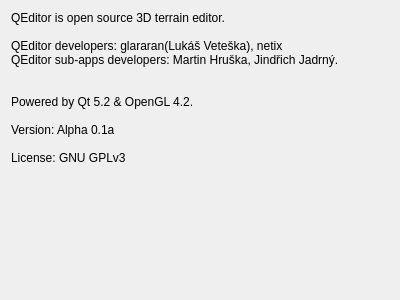
glararan/QEditor, file src/ui/about.ui: the form before one commit.
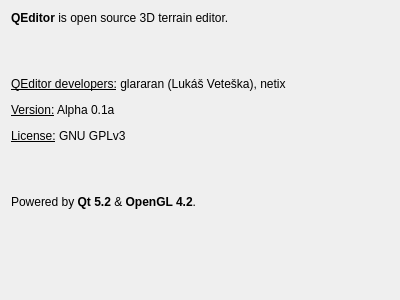
The form after the commit.

What changed in the file:
```diff
--- a/src/ui/about.ui
+++ b/src/ui/about.ui
@@ -37,17 +37,7 @@
         <locale language="Czech" country="CzechRepublic"/>
        </property>
        <property name="text">
-        <string>QEditor is open source 3D terrain editor.
-
-QEditor developers: glararan(Lukáš Veteška), netix
-QEditor sub-apps developers: Martin Hruška, Jindřich Jadrný.
-
-
-Powered by Qt 5.2 &amp; OpenGL 4.2.
-
-Version: Alpha 0.1a
-
-License: GNU GPLv3</string>
+        <string>&lt;html&gt;&lt;head/&gt;&lt;body&gt;&lt;p&gt;&lt;span style=&quot; font-weight:600;&quot;&gt;QEditor&lt;/span&gt; is open source 3D terrain editor.&lt;/p&gt;&lt;p&gt;&lt;br/&gt;&lt;/p&gt;&lt;p&gt;&lt;span style=&quot; text-decoration: underline;&quot;&gt;QEditor developers:&lt;/span&gt; glararan (Lukáš Veteška), netix&lt;/p&gt;&lt;p&gt;&lt;span style=&quot; text-decoration: underline;&quot;&gt;Version:&lt;/span&gt; Alpha 0.1a&lt;/p&gt;&lt;p&gt;&lt;span style=&quot; text-decoration: underline;&quot;&gt;License:&lt;/span&gt; GNU GPLv3&lt;/p&gt;&lt;p&gt;&lt;br/&gt;&lt;/p&gt;&lt;p&gt;Powered by &lt;span style=&quot; font-weight:600;&quot;&gt;Qt 5.2&lt;/span&gt; &amp;amp; &lt;span style=&quot; font-weight:600;&quot;&gt;OpenGL 4.2&lt;/span&gt;.&lt;/p&gt;&lt;/body&gt;&lt;/html&gt;</string>
        </property>
       </widget>
      </item>
```
